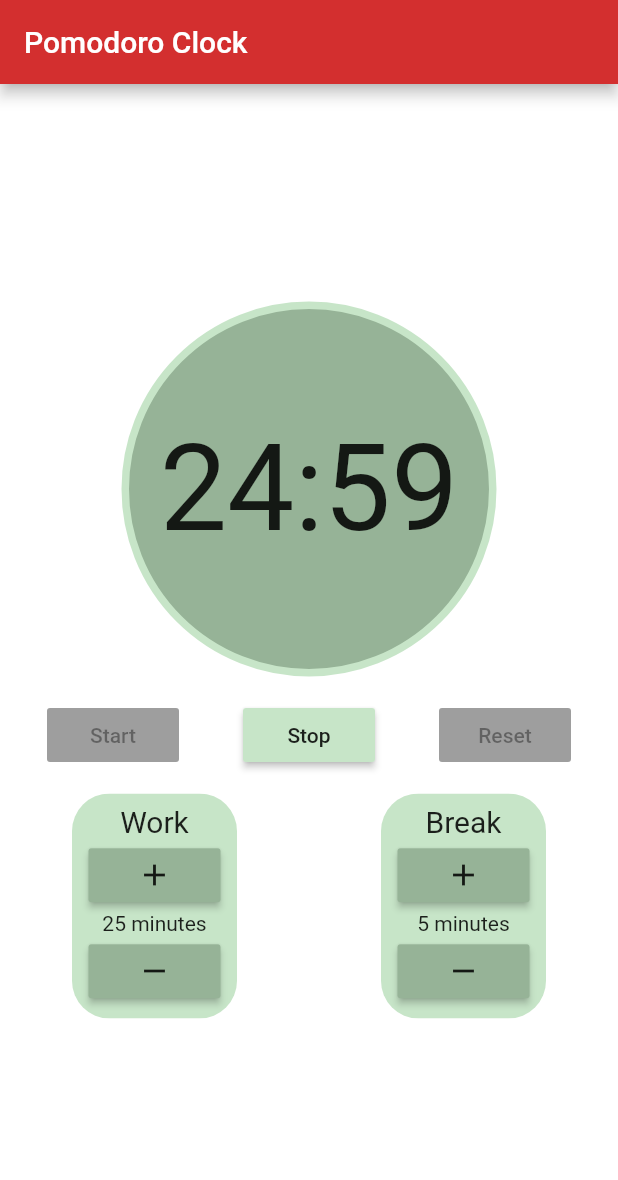
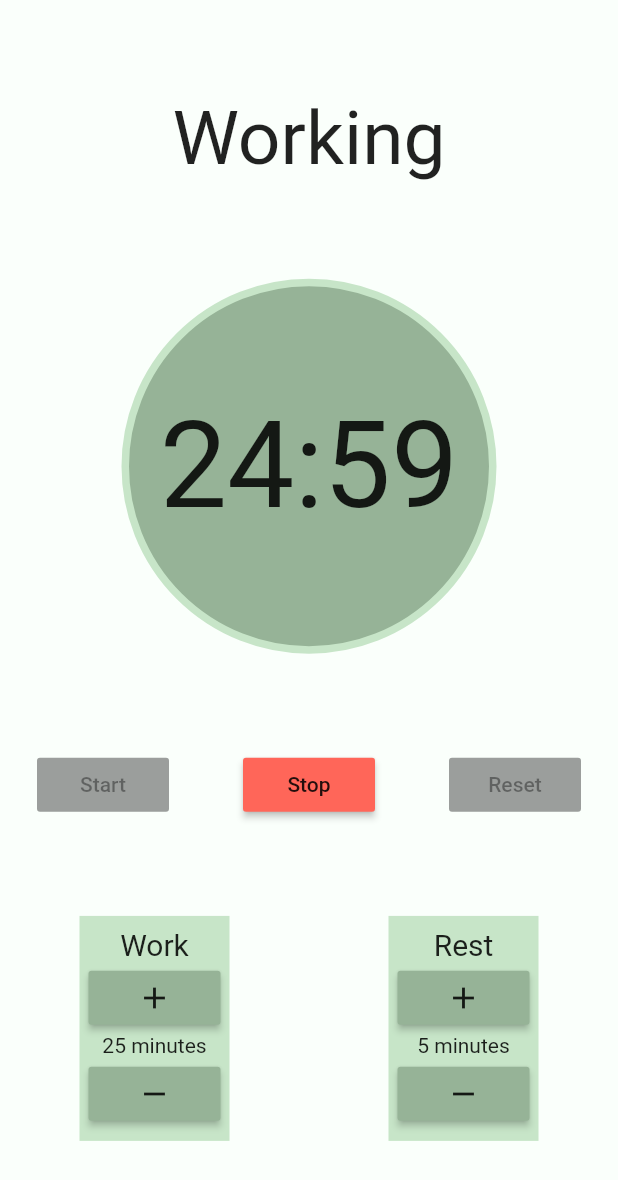
Before and after one commit to mhelmetag/orlogio, a Flutter app: the screen it shows after launch, after a tap on "Start", on a phone screen of 412 x 824 dp. Shown: the top 1180 px of the screen. Run offline on Flutter 3.47's test engine with Material 2 defaults, Android fonts, the phone set to English and light mode, and no system bars.

Commit message:
rename to orlogio, update a lot of view things

```diff
--- a/lib/colors.dart
+++ b/lib/colors.dart
@@ -1,12 +1,9 @@
 import 'package:flutter/material.dart';
 
-const kPomodoroRed = const Color(0xFFD32F2F);
-const kPomodoroRedLight = const Color(0xFFFF6659);
-const kPomodoroRedDark = const Color(0xFF9A0007);
+const kOrlogioRed = const Color(0xFFD32F2F);
+const kOrlogioRedLight = const Color(0xFFFF6659);
+const kOrlogioRedDark = const Color(0xFF9A0007);
 
-const kPomodoroGreen = const Color(0xFFC7E5C8);
-const kPomodoroGreenLight = const Color(0xFFfAFFFB);
-const kPomodoroGreenDark = const Color(0xFF96B397);
-
-const kPomodoroSurfaceWhite = kPomodoroGreenLight;
-const kPomodoroBackgroundWhite = Colors.white;
+const kOrlogioGreen = const Color(0xFFC7E5C8);
+const kOrlogioGreenLight = const Color(0xFFfAFFFB);
+const kOrlogioGreenDark = const Color(0xFF96B397);
--- a/lib/components/clock.dart
+++ b/lib/components/clock.dart
@@ -25,10 +25,10 @@ class Clock extends StatelessWidget {
       height: 250,
       width: 250,
       decoration: BoxDecoration(
-        color: kPomodoroGreenDark,
+        color: kOrlogioGreenDark,
         shape: BoxShape.circle,
         border: Border.all(
-          color: kPomodoroGreen,
+          color: kOrlogioGreen,
           width: 5,
         ),
       ),
--- a/lib/components/clock_controls.dart
+++ b/lib/components/clock_controls.dart
@@ -20,24 +20,24 @@ class ClockControls extends StatelessWidget {
   @override
   build(BuildContext context) {
     return Container(
-      padding: EdgeInsets.only(top: 15, right: 10, bottom: 15, left: 10),
+//      padding: EdgeInsets.only(top: 20, right: 10, bottom: 20, left: 10),
       child: Row(
         mainAxisAlignment: MainAxisAlignment.spaceAround,
         children: <Widget>[
           RaisedButton(
             onPressed: running ? null : startFunction,
-            child: new Text('Start'),
-            color: kPomodoroGreen,
+            child: Text('Start'),
+            color: kOrlogioGreen,
           ),
           RaisedButton(
             onPressed: running ? stopFunction : null,
-            child: new Text('Stop'),
-            color: kPomodoroGreen,
+            child: Text('Stop'),
+            color: kOrlogioRedLight,
           ),
           RaisedButton(
             onPressed: running ? null : resetFunction,
-            child: new Text('Reset'),
-            color: kPomodoroGreen,
+            child: Text('Reset'),
+            color: kOrlogioGreen,
           ),
         ],
       ),
--- a/lib/components/editable_minutes.dart
+++ b/lib/components/editable_minutes.dart
@@ -3,20 +3,20 @@ import 'package:flutter/material.dart';
 import '../colors.dart';
 
 class EditableMinutes extends StatelessWidget {
-  final String labelText;
-  final String currentMinutesText;
+  final String label;
+  final String currentMinutes;
   final Function addFunction;
   final Function removeFunction;
 
   EditableMinutes({
-    this.labelText,
-    this.currentMinutesText,
+    this.label,
+    this.currentMinutes,
     this.addFunction,
     this.removeFunction,
   });
 
-  String _minuteString() {
-    if (currentMinutesText == "1") {
+  String _currentMinutesLabel() {
+    if (currentMinutes == "1") {
       return "minute";
     } else {
       return "minutes";
@@ -25,34 +25,31 @@ class EditableMinutes extends StatelessWidget {
 
   @override
   build(BuildContext context) {
-    return ClipRRect(
-      borderRadius: BorderRadius.circular(25),
-      child: Container(
-        width: 110,
+    return Container(
+      width: 100,
       height: 150,
       decoration: BoxDecoration(
-          color: kPomodoroGreen,
+        color: kOrlogioGreen,
       ),
       child: Column(
         mainAxisAlignment: MainAxisAlignment.center,
         children: <Widget>[
           Text(
-              labelText,
+            label,
             style: TextStyle(fontSize: 20),
           ),
           RaisedButton(
             child: Icon(Icons.add),
             onPressed: addFunction,
-              color: kPomodoroGreenDark,
+            color: kOrlogioGreenDark,
           ),
-            Text("$currentMinutesText ${_minuteString()}"),
+          Text("$currentMinutes ${_currentMinutesLabel()}"),
           RaisedButton(
             child: Icon(Icons.remove),
             onPressed: removeFunction,
-              color: kPomodoroGreenDark,
+            color: kOrlogioGreenDark,
           ),
         ],
-        ),
       ),
     );
   }
--- /dev/null
+++ b/lib/components/status_text.dart
@@ -0,0 +1,37 @@
+import 'package:flutter/material.dart';
+
+class StatusText extends StatelessWidget {
+  final bool working;
+  final bool running;
+
+  StatusText({
+    this.working,
+    this.running,
+  });
+
+  String _status() {
+    String status = "";
+
+    if (running) {
+      if (working) {
+        status = "Working";
+      } else {
+        status = "Resting";
+      }
+    } else {
+      status = 'Paused';
+    }
+
+    return status;
+  }
+
+  @override
+  build(BuildContext context) {
+    return Text(
+      _status(),
+      style: TextStyle(
+        fontSize: 50,
+      ),
+    );
+  }
+}
--- a/lib/main.dart
+++ b/lib/main.dart
@@ -1,18 +1,17 @@
 import 'package:flutter/material.dart';
 
 import 'theme.dart';
-import 'package:pomodoro_clock/screens/home_screen.dart';
+import 'screens/home_screen.dart';
 
-void main() => runApp(new PomodoroClock());
+void main() => runApp(Orlogio());
 
-class PomodoroClock extends StatelessWidget {
+class Orlogio extends StatelessWidget {
   @override
   Widget build(BuildContext context) {
-    return new MaterialApp(
-        title: 'Pomodoro Clock',
-        theme: kPomodoroTheme,
-        home: HomeScreen(
-          title: 'Pomodoro Clock',
-        ));
+    return MaterialApp(
+      title: 'Orlogio',
+      theme: kOrlogioTheme,
+      home: HomeScreen(),
+    );
   }
 }
--- a/lib/screens/home_screen.dart
+++ b/lib/screens/home_screen.dart
@@ -3,10 +3,6 @@ import 'package:flutter/material.dart';
 import '../views/home_view.dart';
 
 class HomeScreen extends StatefulWidget {
-  final String title;
-
-  HomeScreen({this.title});
-
   @override
-  HomeView createState() => new HomeView();
+  HomeView createState() => HomeView();
 }
--- a/lib/theme.dart
+++ b/lib/theme.dart
@@ -2,13 +2,13 @@ import 'package:flutter/material.dart';
 
 import 'colors.dart';
 
-final ThemeData kPomodoroTheme = _buildPomodoroTheme();
+final ThemeData kOrlogioTheme = _buildOrlogioTheme();
 
-ThemeData _buildPomodoroTheme() {
+ThemeData _buildOrlogioTheme() {
   final ThemeData base = ThemeData.light();
   return base.copyWith(
-    accentColor: kPomodoroGreenDark,
-    primaryColor: kPomodoroRed,
-    scaffoldBackgroundColor: kPomodoroBackgroundWhite,
+    accentColor: kOrlogioRedLight,
+    primaryColor: kOrlogioGreenLight,
+    scaffoldBackgroundColor: kOrlogioGreenLight,
   );
 }
--- a/lib/views/home_view.dart
+++ b/lib/views/home_view.dart
@@ -4,18 +4,22 @@ import '../states/home_state.dart';
 import '../components/clock.dart';
 import '../components/clock_controls.dart';
 import '../components/editable_minutes.dart';
+import '../components/status_text.dart';
+import '../colors.dart';
 
 class HomeView extends HomeState {
   @override
   Widget build(BuildContext context) {
     return Scaffold(
-      appBar: AppBar(
-        title: Text(widget.title),
-      ),
+      backgroundColor: kOrlogioGreenLight,
       body: Center(
         child: Column(
-          mainAxisAlignment: MainAxisAlignment.center,
+          mainAxisAlignment: MainAxisAlignment.spaceEvenly,
           children: <Widget>[
+            StatusText(
+              running: running,
+              working: working,
+            ),
             Clock(
               currentTimeSeconds: currentTimeSeconds,
             ),
@@ -31,8 +35,8 @@ class HomeView extends HomeState {
                 mainAxisAlignment: MainAxisAlignment.spaceAround,
                 children: <Widget>[
                   EditableMinutes(
-                    labelText: 'Work',
-                    currentMinutesText: (workTimeSeconds ~/ 60).toString(),
+                    label: 'Work',
+                    currentMinutes: (workTimeSeconds ~/ 60).toString(),
                     addFunction: () {
                       updateWorkTime('add');
                     },
@@ -41,8 +45,8 @@ class HomeView extends HomeState {
                     },
                   ),
                   EditableMinutes(
-                    labelText: 'Break',
-                    currentMinutesText: (breakTimeSeconds ~/ 60).toString(),
+                    label: 'Rest',
+                    currentMinutes: (breakTimeSeconds ~/ 60).toString(),
                     addFunction: () {
                       updateBreakTime('add');
                     },
--- a/pubspec.yaml
+++ b/pubspec.yaml
@@ -1,4 +1,4 @@
-name: pomodoro_clock
+name: orlogio
 description: It's a clock... or a timer... or something.
 version: 1.0.0+1
 
```
Also changed, not shown: 7 other files. Lines whose indentation alone changed are shown as unchanged.
